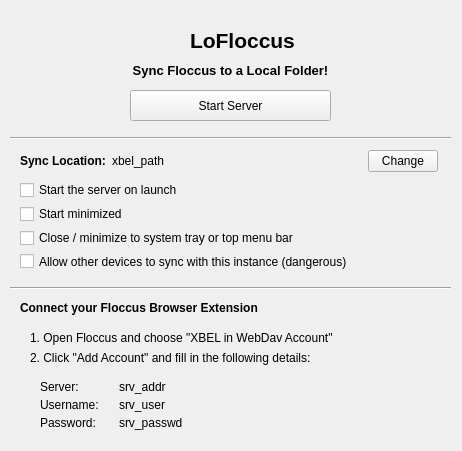
The window that LoFloccus/lofloccus.ui (TCB13/LoFloccus) describes before a commit, drawn with Qt 5.
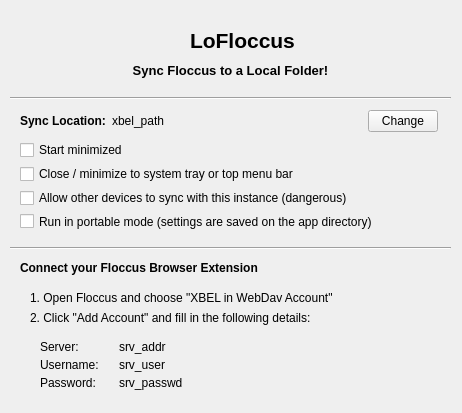
The same window after the commit. Icons and pictures are not drawn.

Commit message: Full macOS support, portable more and more

```diff
--- a/LoFloccus/lofloccus.ui
+++ b/LoFloccus/lofloccus.ui
@@ -7,7 +7,7 @@
     <x>0</x>
     <y>0</y>
     <width>462</width>
-    <height>451</height>
+    <height>413</height>
    </rect>
   </property>
   <property name="sizePolicy">
@@ -55,7 +55,7 @@
     <property name="geometry">
      <rect>
       <x>20</x>
-      <y>300</y>
+      <y>260</y>
       <width>431</width>
       <height>16</height>
      </rect>
@@ -116,40 +116,11 @@
      <set>Qt::AlignLeading|Qt::AlignLeft|Qt::AlignVCenter</set>
     </property>
    </widget>
-   <widget class="QPushButton" name="btn_server_control">
-    <property name="geometry">
-     <rect>
-      <x>130</x>
-      <y>90</y>
-      <width>201</width>
-      <height>31</height>
-     </rect>
-    </property>
-    <property name="text">
-     <string>Start Server</string>
-    </property>
-    <property name="icon">
-     <iconset resource="resources.qrc">
-      <normaloff>:/assets/icon.ico</normaloff>:/assets/icon.ico</iconset>
-    </property>
-    <property name="checkable">
-     <bool>true</bool>
-    </property>
-    <property name="checked">
-     <bool>false</bool>
-    </property>
-    <property name="autoDefault">
-     <bool>false</bool>
-    </property>
-    <property name="flat">
-     <bool>false</bool>
-    </property>
-   </widget>
    <widget class="Line" name="line">
     <property name="geometry">
      <rect>
       <x>10</x>
-      <y>130</y>
+      <y>90</y>
       <width>441</width>
       <height>16</height>
      </rect>
@@ -162,7 +133,7 @@
     <property name="geometry">
      <rect>
       <x>20</x>
-      <y>180</y>
+      <y>140</y>
       <width>421</width>
       <height>91</height>
      </rect>
@@ -171,13 +142,6 @@
      <property name="spacing">
       <number>4</number>
      </property>
-     <item>
-      <widget class="QCheckBox" name="startopen">
-       <property name="text">
-        <string>Start the server on launch</string>
-       </property>
-      </widget>
-     </item>
      <item>
       <widget class="QCheckBox" name="startminimized">
        <property name="text">
@@ -199,13 +163,20 @@
        </property>
       </widget>
      </item>
+     <item>
+      <widget class="QCheckBox" name="portablemode">
+       <property name="text">
+        <string>Run in portable mode (settings are saved on the app directory)</string>
+       </property>
+      </widget>
+     </item>
     </layout>
    </widget>
    <widget class="QWidget" name="verticalLayoutWidget">
     <property name="geometry">
      <rect>
       <x>30</x>
-      <y>330</y>
+      <y>290</y>
       <width>411</width>
       <height>36</height>
      </rect>
@@ -234,7 +205,7 @@
     <property name="geometry">
      <rect>
       <x>40</x>
-      <y>380</y>
+      <y>340</y>
       <width>401</width>
       <height>51</height>
      </rect>
@@ -336,7 +307,7 @@
     <property name="geometry">
      <rect>
       <x>20</x>
-      <y>150</y>
+      <y>110</y>
       <width>421</width>
       <height>27</height>
      </rect>
@@ -433,7 +404,7 @@
     <property name="geometry">
      <rect>
       <x>10</x>
-      <y>280</y>
+      <y>240</y>
       <width>441</width>
       <height>16</height>
      </rect>
```
The commit also changes 8 other files.
